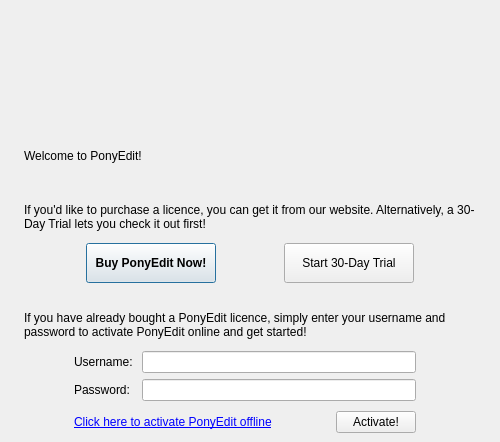
Before: the Qt Designer form licence/licencecheckdialog.ui in PonyEdit/PonyEdit, drawn with Qt 5.
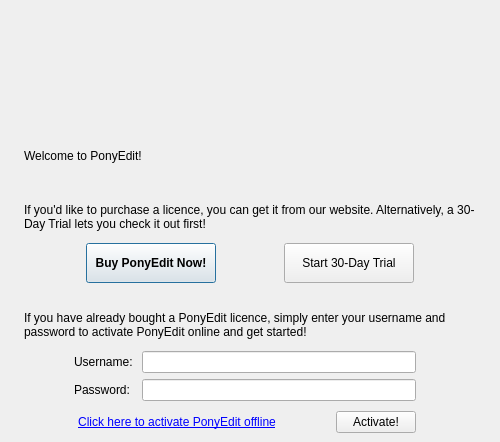
After: the same form once the commit is applied. Icons and pictures are not drawn. Custom widgets are drawn as their Qt base class.

Commit message: Offline Activation now works. In fact, try it out with a trial licence key too. That works as expected :)

Patch:
```diff
--- a/licence/licencecheckdialog.ui
+++ b/licence/licencecheckdialog.ui
@@ -288,9 +288,114 @@
             <number>60</number>
            </property>
            <item>
-            <widget class="QLabel" name="offlineActivate">
+            <widget class="QPushButton" name="offlineActivate">
+             <property name="palette">
+              <palette>
+               <active>
+                <colorrole role="WindowText">
+                 <brush brushstyle="SolidPattern">
+                  <color alpha="255">
+                   <red>0</red>
+                   <green>0</green>
+                   <blue>0</blue>
+                  </color>
+                 </brush>
+                </colorrole>
+                <colorrole role="Text">
+                 <brush brushstyle="SolidPattern">
+                  <color alpha="255">
+                   <red>0</red>
+                   <green>0</green>
+                   <blue>0</blue>
+                  </color>
+                 </brush>
+                </colorrole>
+                <colorrole role="ButtonText">
+                 <brush brushstyle="SolidPattern">
+                  <color alpha="255">
+                   <red>0</red>
+                   <green>0</green>
+                   <blue>255</blue>
+                  </color>
+                 </brush>
+                </colorrole>
+               </active>
+               <inactive>
+                <colorrole role="WindowText">
+                 <brush brushstyle="SolidPattern">
+                  <color alpha="255">
+                   <red>0</red>
+                   <green>0</green>
+                   <blue>0</blue>
+                  </color>
+                 </brush>
+                </colorrole>
+                <colorrole role="Text">
+                 <brush brushstyle="SolidPattern">
+                  <color alpha="255">
+                   <red>0</red>
+                   <green>0</green>
+                   <blue>0</blue>
+                  </color>
+                 </brush>
+                </colorrole>
+                <colorrole role="ButtonText">
+                 <brush brushstyle="SolidPattern">
+                  <color alpha="255">
+                   <red>0</red>
+                   <green>0</green>
+                   <blue>255</blue>
+                  </color>
+                 </brush>
+                </colorrole>
+               </inactive>
+               <disabled>
+                <colorrole role="WindowText">
+                 <brush brushstyle="SolidPattern">
+                  <color alpha="255">
+                   <red>120</red>
+                   <green>120</green>
+                   <blue>120</blue>
+                  </color>
+                 </brush>
+                </colorrole>
+                <colorrole role="Text">
+                 <brush brushstyle="SolidPattern">
+                  <color alpha="255">
+                   <red>120</red>
+                   <green>120</green>
+                   <blue>120</blue>
+                  </color>
+                 </brush>
+                </colorrole>
+                <colorrole role="ButtonText">
+                 <brush brushstyle="SolidPattern">
+                  <color alpha="255">
+                   <red>120</red>
+                   <green>120</green>
+                   <blue>120</blue>
+                  </color>
+                 </brush>
+                </colorrole>
+               </disabled>
+              </palette>
+             </property>
+             <property name="font">
+              <font>
+               <underline>true</underline>
+              </font>
+             </property>
+             <property name="cursor">
+              <cursorShape>PointingHandCursor</cursorShape>
+             </property>
              <property name="text">
-              <string>&lt;a href=&quot;#&quot;&gt;Click here to activate PonyEdit offline&lt;/a&gt;</string>
+              <string>Click here to activate PonyEdit offline</string>
+             </property>
+             <property name="checkable">
+              <bool>false</bool>
+             </property>
+             <property name="flat">
+              <bool>true</bool>
              </property>
             </widget>
            </item>
```
The commit also changes 10 other files.
